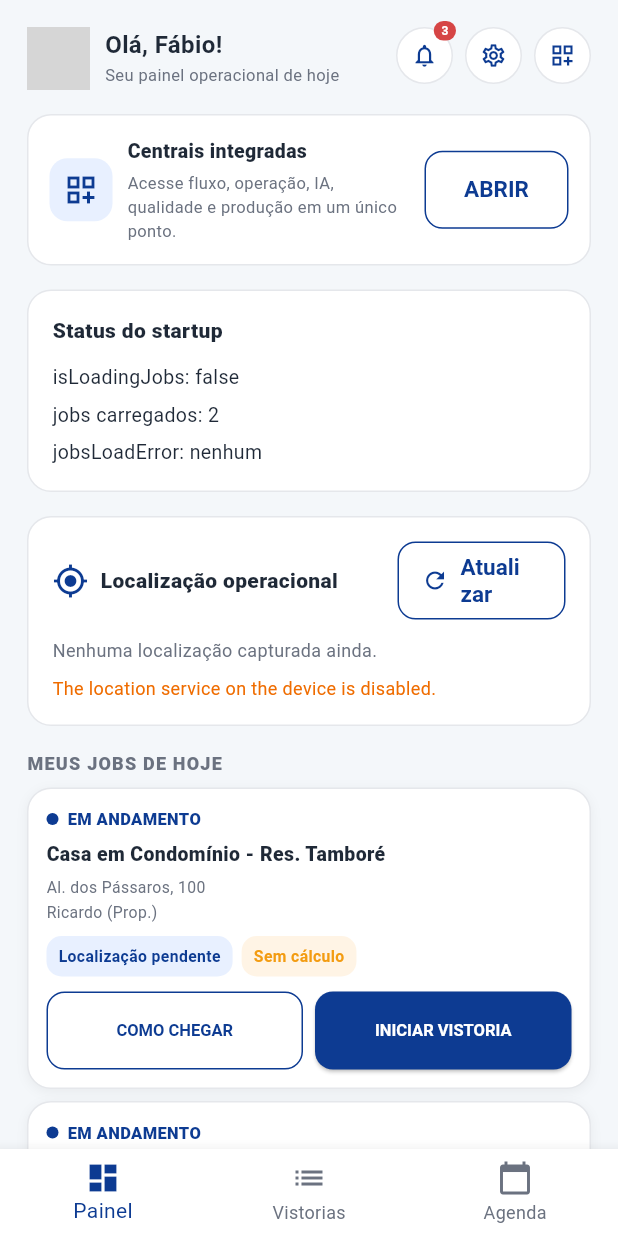
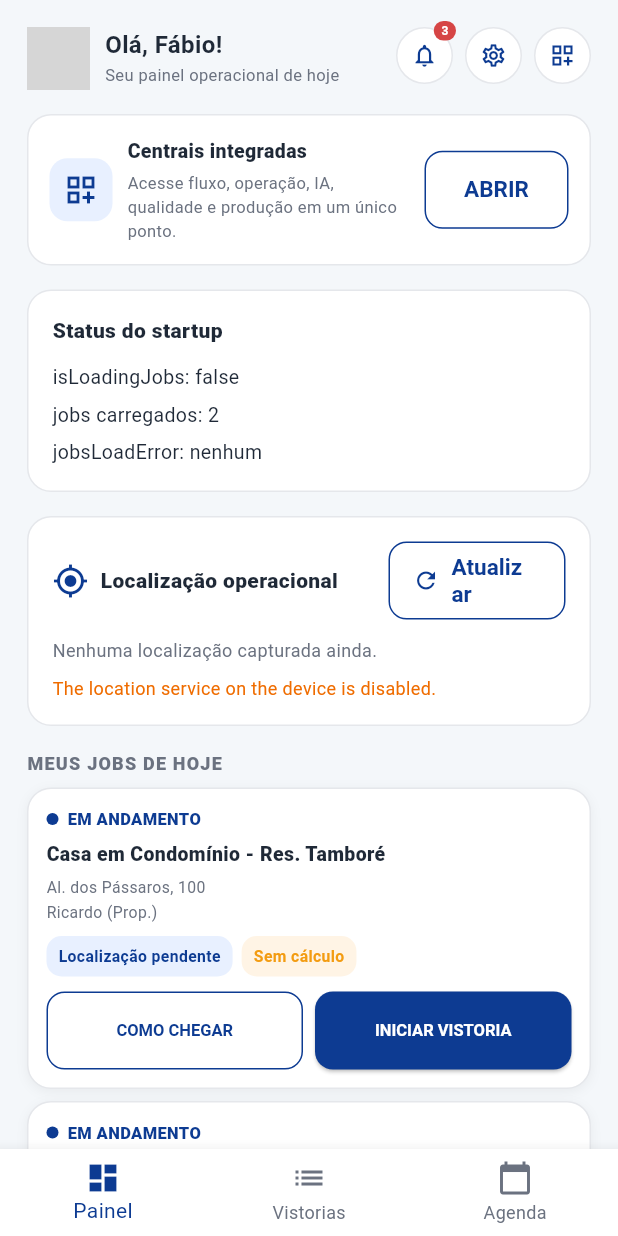
Before and after one commit to fbifreitas/AppMobile, a Flutter app: the screen it shows after launch, on a phone screen of 412 x 824 dp. Run offline on Flutter 3.47's test engine with Material 3 defaults, Android fonts, the phone set to English and light mode, and no system bars; our stand-ins replace camera, geolocator, image_picker, shared_preferences, speech_to_text; missing offline and left inert: exif; network calls fail; grey boxes are pictures that could not be loaded.

Commit message:
PACOTE 12K - LOCALIZACAO CONTROLADA E DISTANCIA HOME

```diff
--- a/lib/screens/home_screen.dart
+++ b/lib/screens/home_screen.dart
@@ -1,10 +1,9 @@
 import 'package:flutter/material.dart';
 import 'package:provider/provider.dart';
 
+import '../services/location_service.dart';
 import '../services/map_service.dart';
-import '../services/location_service.dart';
 import '../state/app_state.dart';
-import '../theme/app_colors.dart';
 import '../widgets/home/home_header.dart';
 import '../widgets/home/jobs_section.dart';
 import '../widgets/home/location_status_card.dart';
@@ -66,6 +65,7 @@
 
     try {
       final position = await LocationService().getCurrentLocation();
+
       if (!mounted) return;
 
       context.read<AppState>().atualizarUltimaLocalizacao(
@@ -78,6 +78,7 @@
       });
     } catch (e) {
       if (!mounted) return;
+
       setState(() {
         _locationError = e.toString().replaceFirst('Exception: ', '');
       });
@@ -150,7 +151,6 @@
     final appState = context.watch<AppState>();
 
     return Scaffold(
-      backgroundColor: AppColors.background,
       bottomNavigationBar: BottomNavigationBar(
         currentIndex: 0,
         items: const [
@@ -181,9 +181,7 @@
                 onHubTap: _openOperationalHub,
               ),
               const SizedBox(height: 16),
-              OperationalHubCard(
-                onOpen: _openOperationalHub,
-              ),
+              OperationalHubCard(onOpen: _openOperationalHub),
               const SizedBox(height: 16),
               StartupStatusCard(
                 isLoadingJobs: appState.isLoadingJobs,
@@ -202,6 +200,9 @@
               const SizedBox(height: 16),
               JobsSection(
                 appState: appState,
+                currentLatitude: appState.ultimaLatitude,
+                currentLongitude: appState.ultimaLongitude,
+                useDistanceMetrics: true,
                 onNavigateToJob: ({
                   required double? latitude,
                   required double? longitude,
@@ -219,9 +220,6 @@
                     job: job,
                   );
                 },
-                currentLatitude: appState.ultimaLatitude,
-                currentLongitude: appState.ultimaLongitude,
-                useDistanceMetrics: true,
               ),
               const SizedBox(height: 14),
               const ProposalsSection(),
--- a/lib/widgets/home/location_status_card.dart
+++ b/lib/widgets/home/location_status_card.dart
@@ -52,7 +52,7 @@
                 ),
               ),
               SizedBox(
-                width: 112,
+                width: 118,
                 child: OutlinedButton.icon(
                   onPressed: loading ? null : onRefresh,
                   icon: loading
```
Also changed, not shown: 1 other file.
